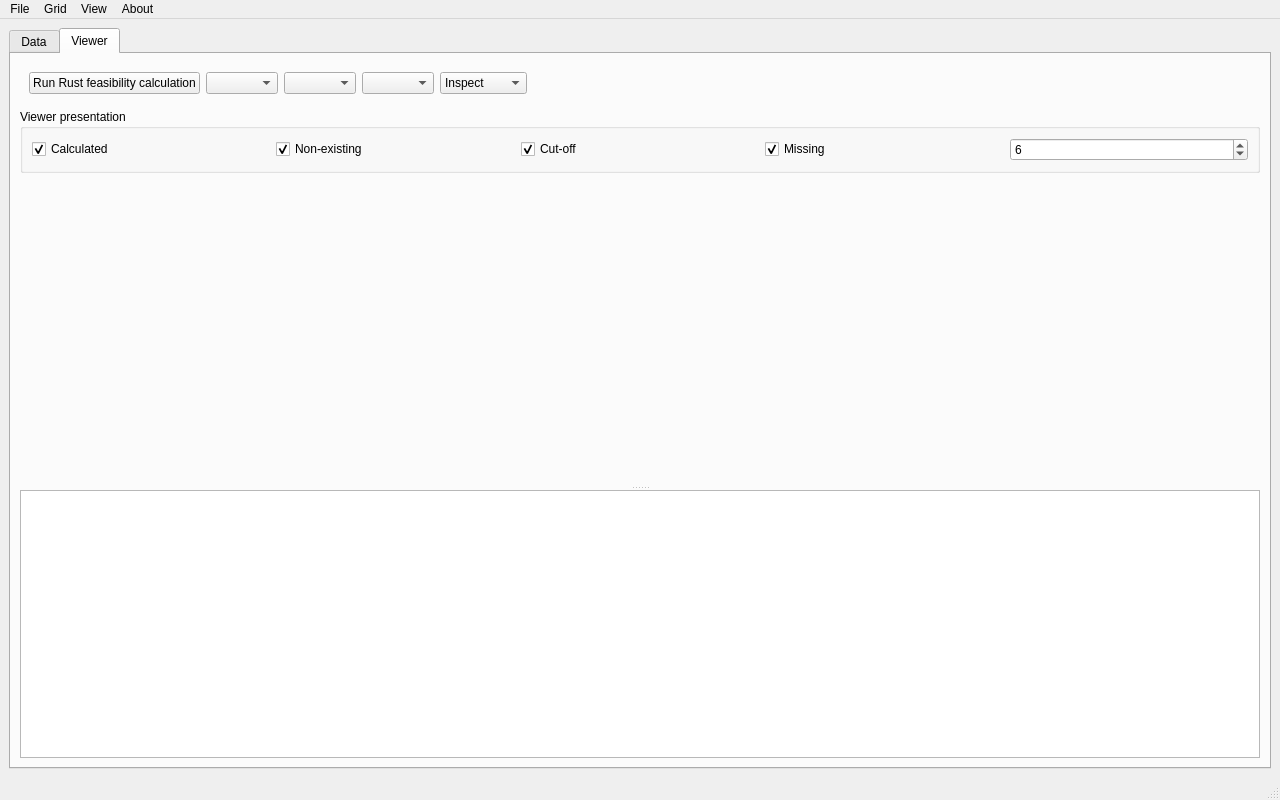
Old version of the form apps/ternary-contours-qt/ui/main_window.ui in the repository evnekdev/ternary-contours.
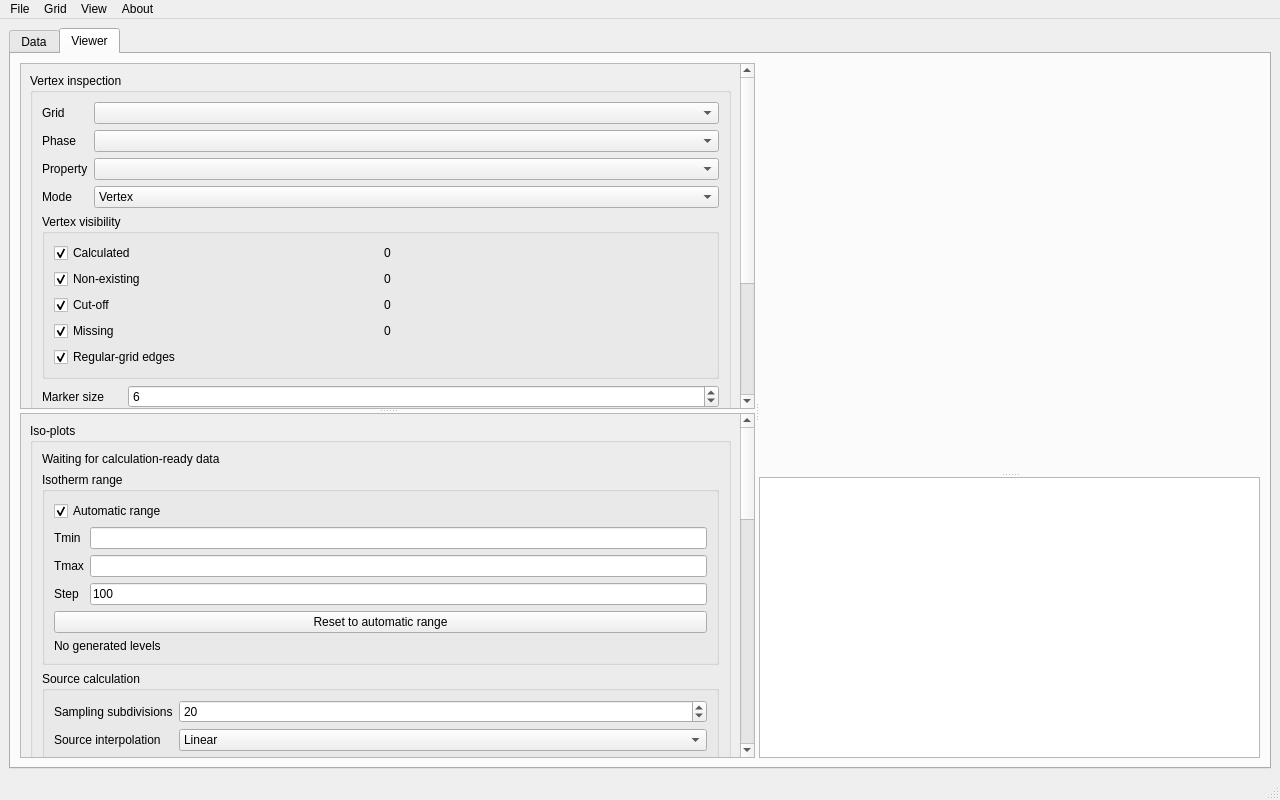
New version of the form. The open tabs and pages were chosen to show the change. Custom widgets are drawn as their Qt base class.

Commit message: Correct Qt Viewer layout, actions, and projection calculation

```diff
--- a/apps/ternary-contours-qt/ui/main_window.ui
+++ b/apps/ternary-contours-qt/ui/main_window.ui
@@ -80,37 +80,64 @@
        <attribute name="accessibleName"><string>Viewer tab</string></attribute>
        <layout class="QVBoxLayout" name="layoutViewer">
         <item>
-         <widget class="QWidget" name="viewerControls">
-          <layout class="QHBoxLayout" name="layoutViewerControls">
-           <item><widget class="QPushButton" name="buttonRunRustCalculation">
-            <property name="text"><string>Run Rust feasibility calculation</string></property>
-            <property name="accessibleName"><string>Run Rust feasibility calculation</string></property>
-            <property name="accessibleDescription"><string>Run the prototype calculation on a background Rust worker.</string></property>
-           </widget></item>
-           <item><widget class="QComboBox" name="comboViewerGrid"><property name="accessibleName"><string>Inspection grid</string></property></widget></item>
-           <item><widget class="QComboBox" name="comboViewerPhase"><property name="accessibleName"><string>Inspection phase</string></property></widget></item>
-           <item><widget class="QComboBox" name="comboViewerProperty"><property name="accessibleName"><string>Inspection property</string></property></widget></item>
-           <item><widget class="QComboBox" name="comboViewerMode"><property name="accessibleName"><string>Viewer interaction mode</string></property><item><property name="text"><string>Inspect</string></property></item><item><property name="text"><string>Edit</string></property></item><item><property name="text"><string>Interpolate</string></property></item></widget></item>           <item><spacer name="viewerControlsSpacer"><property name="orientation"><enum>Qt::Horizontal</enum></property><property name="sizeHint" stdset="0"><size><width>40</width><height>20</height></size></property></spacer></item>
-          </layout>
-         </widget>
-        </item>
-        <item><widget class="QGroupBox" name="groupViewerPresentation"><property name="title"><string>Viewer presentation</string></property><property name="accessibleName"><string>Viewer presentation controls</string></property><property name="accessibleDescription"><string>Configure source vertices and numerical projection settings.</string></property><layout class="QHBoxLayout" name="layoutViewerPresentation"><item><widget class="QCheckBox" name="checkViewerCalculated"><property name="text"><string>Calculated</string></property><property name="checked"><bool>true</bool></property><property name="accessibleName"><string>Show calculated vertices</string></property><property name="accessibleDescription"><string>Show finite source values.</string></property></widget></item><item><widget class="QCheckBox" name="checkViewerNonExisting"><property name="text"><string>Non-existing</string></property><property name="checked"><bool>true</bool></property><property name="accessibleName"><string>Show non-existing vertices</string></property><property name="accessibleDescription"><string>Show NE classified source values.</string></property></widget></item><item><widget class="QCheckBox" name="checkViewerCutOff"><property name="text"><string>Cut-off</string></property><property name="checked"><bool>true</bool></property><property name="accessibleName"><string>Show cut-off vertices</string></property><property name="accessibleDescription"><string>Show CO classified source values.</string></property></widget></item><item><widget class="QCheckBox" name="checkViewerMissing"><property name="text"><string>Missing</string></property><property name="checked"><bool>true</bool></property><property name="accessibleName"><string>Show missing vertices</string></property><property name="accessibleDescription"><string>Show NA classified source values.</string></property></widget></item><item><widget class="QSpinBox" name="spinViewerMarkerSize"><property name="minimum"><number>2</number></property><property name="maximum"><number>20</number></property><property name="value"><number>6</number></property><property name="accessibleName"><string>Vertex marker size</string></property><property name="accessibleDescription"><string>Set the visible source vertex marker size.</string></property></widget></item></layout></widget></item>        <item>
-         <widget class="QSplitter" name="splitterViewer">
-          <property name="orientation"><enum>Qt::Vertical</enum></property>
+         <widget class="QSplitter" name="splitterViewerOuter">
+          <property name="orientation"><enum>Qt::Horizontal</enum></property>
           <property name="childrenCollapsible"><bool>false</bool></property>
-          <property name="accessibleName"><string>Viewer pane splitter</string></property>
-          <property name="accessibleDescription"><string>Resize the ternary scene and interpolated results table.</string></property>
-          <widget class="TernaryCanvas" name="canvasTernary">
-           <property name="minimumSize"><size><width>280</width><height>220</height></size></property>
-           <property name="accessibleName"><string>Unified ternary viewer</string></property>
-           <property name="accessibleDescription"><string>Vector ternary plot, grid inspection, and interpolation query canvas.</string></property>
+          <property name="accessibleName"><string>Viewer outer splitter</string></property>
+          <property name="accessibleDescription"><string>Resize the narrow Viewer controls and wide ternary display panes.</string></property>
+          <widget class="QSplitter" name="splitterViewerControls">
+           <property name="minimumSize"><size><width>280</width><height>0</height></size></property>
+           <property name="orientation"><enum>Qt::Vertical</enum></property>
+           <property name="childrenCollapsible"><bool>false</bool></property>
+           <property name="accessibleName"><string>Viewer controls splitter</string></property>
+           <property name="accessibleDescription"><string>Resize the Vertex inspection and Iso-plots control groups.</string></property>
+           <widget class="QScrollArea" name="scrollVertexInspection">
+            <property name="widgetResizable"><bool>true</bool></property>
+            <property name="accessibleName"><string>Vertex inspection controls</string></property>
+            <property name="accessibleDescription"><string>Scrollable controls for selecting, inspecting, and editing source vertices.</string></property>
+            <widget class="QWidget" name="contentVertexInspection">
+             <layout class="QVBoxLayout" name="layoutVertexInspectionContent">
+              <item>
+               <widget class="QGroupBox" name="groupVertexInspection">
+                <property name="title"><string>Vertex inspection</string></property>
+                <property name="accessibleName"><string>Vertex inspection</string></property>
+                <property name="accessibleDescription"><string>Select a field, inspect source vertices, or register interpolation queries.</string></property>
+                <layout class="QVBoxLayout" name="layoutVertexInspection">
+                 <item><layout class="QFormLayout" name="formViewerField"><item row="0" column="0"><widget class="QLabel" name="labelViewerGrid"><property name="text"><string>Grid</string></property></widget></item><item row="0" column="1"><widget class="QComboBox" name="comboViewerGrid"><property name="accessibleName"><string>Inspection grid</string></property><property name="accessibleDescription"><string>Select the source grid for vertex inspection.</string></property></widget></item><item row="1" column="0"><widget class="QLabel" name="labelViewerPhase"><property name="text"><string>Phase</string></property></widget></item><item row="1" column="1"><widget class="QComboBox" name="comboViewerPhase"><property name="accessibleName"><string>Inspection phase</string></property><property name="accessibleDescription"><string>Select the phase by stable identifier.</string></property></widget></item><item row="2" column="0"><widget class="QLabel" name="labelViewerProperty"><property name="text"><string>Property</string></property></widget></item><item row="2" column="1"><widget class="QComboBox" name="comboViewerProperty"><property name="accessibleName"><string>Inspection property</string></property><property name="accessibleDescription"><string>Select the scalar property to inspect.</string></property></widget></item><item row="3" column="0"><widget class="QLabel" name="labelViewerMode"><property name="text"><string>Mode</string></property></widget></item><item row="3" column="1"><widget class="QComboBox" name="comboViewerMode"><property name="accessibleName"><string>Viewer interaction mode</string></property><property name="accessibleDescription"><string>Choose Vertex selection and editing or Interpolate query mode.</string></property><item><property name="text"><string>Vertex</string></property></item><item><property name="text"><string>Interpolate</string></property></item></widget></item></layout></item>
+                 <item><widget class="QGroupBox" name="groupViewerVertexVisibility"><property name="title"><string>Vertex visibility</string></property><layout class="QGridLayout" name="layoutViewerVertexVisibility"><item row="0" column="0"><widget class="QCheckBox" name="checkViewerCalculated"><property name="text"><string>Calculated</string></property><property name="checked"><bool>true</bool></property><property name="accessibleName"><string>Show calculated vertices</string></property><property name="accessibleDescription"><string>Show finite calculated source values.</string></property></widget></item><item row="0" column="1"><widget class="QLabel" name="labelViewerCalculatedCount"><property name="text"><string>0</string></property></widget></item><item row="1" column="0"><widget class="QCheckBox" name="checkViewerNonExisting"><property name="text"><string>Non-existing</string></property><property name="checked"><bool>true</bool></property><property name="accessibleName"><string>Show non-existing vertices</string></property><property name="accessibleDescription"><string>Show NE classified source values.</string></property></widget></item><item row="1" column="1"><widget class="QLabel" name="labelViewerNonExistingCount"><property name="text"><string>0</string></property></widget></item><item row="2" column="0"><widget class="QCheckBox" name="checkViewerCutOff"><property name="text"><string>Cut-off</string></property><property name="checked"><bool>true</bool></property><property name="accessibleName"><string>Show cut-off vertices</string></property><property name="accessibleDescription"><string>Show CO classified source values.</string></property></widget></item><item row="2" column="1"><widget class="QLabel" name="labelViewerCutOffCount"><property name="text"><string>0</string></property></widget></item><item row="3" column="0"><widget class="QCheckBox" name="checkViewerMissing"><property name="text"><string>Missing</string></property><property name="checked"><bool>true</bool></property><property name="accessibleName"><string>Show missing vertices</string></property><property name="accessibleDescription"><string>Show NA classified source values.</string></property></widget></item><item row="3" column="1"><widget class="QLabel" name="labelViewerMissingCount"><property name="text"><string>0</string></property></widget></item><item row="4" column="0" colspan="2"><widget class="QCheckBox" name="checkViewerRegularGridEdges"><property name="text"><string>Regular-grid edges</string></property><property name="checked"><bool>true</bool></property><property name="accessibleName"><string>Show regular-grid edges</string></property><property name="accessibleDescription"><string>Show sampling-grid geometry on the ternary canvas.</string></property></widget></item></layout></widget></item>
+                 <item><layout class="QFormLayout" name="formViewerLabels"><item row="0" column="0"><widget class="QLabel" name="labelViewerMarkerSize"><property name="text"><string>Marker size</string></property></widget></item><item row="0" column="1"><widget class="QSpinBox" name="spinViewerMarkerSize"><property name="minimum"><number>2</number></property><property name="maximum"><number>20</number></property><property name="value"><number>6</number></property><property name="accessibleName"><string>Vertex marker size</string></property><property name="accessibleDescription"><string>Set the source vertex marker size.</string></property></widget></item><item row="1" column="0"><widget class="QLabel" name="labelViewerLabelMode"><property name="text"><string>Labels</string></property></widget></item><item row="1" column="1"><widget class="QComboBox" name="comboViewerLabelMode"><property name="accessibleName"><string>Vertex label mode</string></property><property name="accessibleDescription"><string>Choose the information rendered beside source vertices.</string></property><item><property name="text"><string>None</string></property></item><item><property name="text"><string>Value</string></property></item><item><property name="text"><string>State</string></property></item><item><property name="text"><string>Row index</string></property></item><item><property name="text"><string>Value + state</string></property></item></widget></item><item row="2" column="0"><widget class="QLabel" name="labelViewerLabelDecimals"><property name="text"><string>Label decimals</string></property></widget></item><item row="2" column="1"><widget class="QSpinBox" name="spinViewerLabelDecimals"><property name="minimum"><number>0</number></property><property name="maximum"><number>12</number></property><property name="value"><number>3</number></property><property name="accessibleName"><string>Vertex label decimals</string></property><property name="accessibleDescription"><string>Set decimal places for displayed calculated labels.</string></property></widget></item><item row="3" column="0" colspan="2"><widget class="QCheckBox" name="checkViewerLabelsSelectedOnly"><property name="text"><string>Labels only for selected vertices</string></property><property name="accessibleName"><string>Limit labels to selected vertices</string></property><property name="accessibleDescription"><string>Render source labels only for selected vertices.</string></property></widget></item></layout></item>
+                 <item><widget class="QGroupBox" name="groupViewerSelectedVertex"><property name="title"><string>Selected vertex</string></property><layout class="QVBoxLayout" name="layoutViewerSelectedVertex"><item><widget class="QLabel" name="labelViewerSelectedVertex"><property name="text"><string>No vertex selected</string></property><property name="wordWrap"><bool>true</bool></property><property name="accessibleName"><string>Selected vertex details</string></property><property name="accessibleDescription"><string>Read-only composition, phase, property, state, value, and note for the selected source vertex.</string></property></widget></item></layout></widget></item>
+                </layout>
+               </widget>
+              </item><item><spacer name="vertexInspectionSpacer"><property name="orientation"><enum>Qt::Vertical</enum></property><property name="sizeHint" stdset="0"><size><width>20</width><height>20</height></size></property></spacer></item>
+             </layout>
+            </widget>
+           </widget>
+           <widget class="QScrollArea" name="scrollIsoPlots">
+            <property name="widgetResizable"><bool>true</bool></property>
+            <property name="accessibleName"><string>Iso-plots controls</string></property>
+            <property name="accessibleDescription"><string>Scrollable controls for automatic isotherms, source interpolation, paths, layers, and diagnostics.</string></property>
+            <widget class="QWidget" name="contentIsoPlots">
+             <layout class="QVBoxLayout" name="layoutIsoPlotsContent">
+              <item><widget class="QGroupBox" name="groupIsoPlots"><property name="title"><string>Iso-plots</string></property><property name="accessibleName"><string>Iso-plots</string></property><property name="accessibleDescription"><string>Configure automatic topology and isotherm calculation and the calculated plot layers.</string></property><layout class="QVBoxLayout" name="layoutIsoPlots">
+               <item><widget class="QLabel" name="labelViewerCalculationStatus"><property name="text"><string>Waiting for calculation-ready data</string></property><property name="wordWrap"><bool>true</bool></property><property name="accessibleName"><string>Viewer calculation status</string></property><property name="accessibleDescription"><string>Reports automatic topology and isotherm calculation status.</string></property></widget></item>
+               <item><widget class="QGroupBox" name="groupViewerIsoRange"><property name="title"><string>Isotherm range</string></property><layout class="QFormLayout" name="formViewerIsoRange"><item row="0" column="0" colspan="2"><widget class="QCheckBox" name="checkViewerAutomaticRange"><property name="text"><string>Automatic range</string></property><property name="checked"><bool>true</bool></property><property name="accessibleName"><string>Automatic isotherm range</string></property><property name="accessibleDescription"><string>Derive Tmin from invariants and Tmax from finite calculated source temperatures.</string></property></widget></item><item row="1" column="0"><widget class="QLabel" name="labelViewerTmin"><property name="text"><string>Tmin</string></property></widget></item><item row="1" column="1"><widget class="QLineEdit" name="editViewerTmin"><property name="accessibleName"><string>Isotherm minimum</string></property><property name="accessibleDescription"><string>Commit a finite manual minimum with Enter.</string></property></widget></item><item row="2" column="0"><widget class="QLabel" name="labelViewerTmax"><property name="text"><string>Tmax</string></property></widget></item><item row="2" column="1"><widget class="QLineEdit" name="editViewerTmax"><property name="accessibleName"><string>Isotherm maximum</string></property><property name="accessibleDescription"><string>Commit a finite manual maximum with Enter.</string></property></widget></item><item row="3" column="0"><widget class="QLabel" name="labelViewerStep"><property name="text"><string>Step</string></property></widget></item><item row="3" column="1"><widget class="QLineEdit" name="editViewerStep"><property name="text"><string>100</string></property><property name="accessibleName"><string>Isotherm step</string></property><property name="accessibleDescription"><string>Commit a positive finite isotherm step with Enter.</string></property></widget></item><item row="4" column="0" colspan="2"><widget class="QPushButton" name="buttonViewerResetAutomaticRange"><property name="text"><string>Reset to automatic range</string></property><property name="accessibleName"><string>Reset automatic isotherm range</string></property><property name="accessibleDescription"><string>Re-enable automatic range and recalculate topology and isotherms.</string></property></widget></item><item row="5" column="0" colspan="2"><widget class="QLabel" name="labelViewerLevelPreview"><property name="text"><string>No generated levels</string></property><property name="wordWrap"><bool>true</bool></property></widget></item></layout></widget></item>
+               <item><widget class="QGroupBox" name="groupViewerSourceCalculation"><property name="title"><string>Source calculation</string></property><layout class="QFormLayout" name="formViewerSourceCalculation"><item row="0" column="0"><widget class="QLabel" name="labelViewerSampling"><property name="text"><string>Sampling subdivisions</string></property></widget></item><item row="0" column="1"><widget class="QSpinBox" name="spinViewerSamplingSubdivisions"><property name="minimum"><number>1</number></property><property name="maximum"><number>200</number></property><property name="value"><number>20</number></property><property name="accessibleName"><string>Sampling subdivisions</string></property><property name="accessibleDescription"><string>Set sampling subdivisions for projection calculation.</string></property></widget></item><item row="1" column="0"><widget class="QLabel" name="labelViewerSourceInterpolation"><property name="text"><string>Source interpolation</string></property></widget></item><item row="1" column="1"><widget class="QComboBox" name="comboViewerSourceInterpolation"><property name="accessibleName"><string>Source interpolation</string></property><property name="accessibleDescription"><string>Choose linear or cubic alpha source interpolation.</string></property><item><property name="text"><string>Linear</string></property></item><item><property name="text"><string>Cubic alpha</string></property></item></widget></item><item row="2" column="0"><widget class="QLabel" name="labelViewerCubicMethod"><property name="text"><string>Cubic method</string></property></widget></item><item row="2" column="1"><widget class="QComboBox" name="comboViewerCubicMethod"><property name="accessibleName"><string>Cubic slope method</string></property><property name="accessibleDescription"><string>Choose the cubic alpha directional slope method.</string></property><item><property name="text"><string>Akima</string></property></item><item><property name="text"><string>Makima</string></property></item><item><property name="text"><string>PCHIP</string></property></item><item><property name="text"><string>Steffen</string></property></item></widget></item><item row="3" column="0"><widget class="QLabel" name="labelViewerPartialDomain"><property name="text"><string>Partial-domain policy</string></property></widget></item><item row="3" column="1"><widget class="QComboBox" name="comboViewerPartialDomain"><property name="accessibleName"><string>Partial-domain policy</string></property><property name="accessibleDescription"><string>Choose local fallback for classified source-domain boundaries.</string></property><item><property name="text"><string>Strict cubic</string></property></item><item><property name="text"><string>One-sided cubic</string></property></item><item><property name="text"><string>One-sided cubic, then linear</string></property></item><item><property name="text"><string>Linear near boundaries</string></property></item></widget></item><item row="4" column="0"><widget class="QLabel" name="labelViewerContinuation"><property name="text"><string>Continuation</string></property></widget></item><item row="4" column="1"><widget class="QComboBox" name="comboViewerContinuation"><property name="accessibleName"><string>Continuation policy</string></property><property name="accessibleDescription"><string>Choose raw barycentric, Muggianu, or Kohler continuation.</string></property><item><property name="text"><string>Raw barycentric</string></property></item><item><property name="text"><string>Muggianu</string></property></item><item><property name="text"><string>Kohler</string></property></item></widget></item></layout></widget></item>
+               <item><widget class="QGroupBox" name="groupViewerPaths"><property name="title"><string>Paths</string></property><layout class="QFormLayout" name="formViewerPaths"><item row="0" column="0" colspan="2"><widget class="QCheckBox" name="checkViewerRegularizePaths"><property name="text"><string>Regularize paths</string></property><property name="checked"><bool>true</bool></property><property name="accessibleName"><string>Regularize paths</string></property><property name="accessibleDescription"><string>Enable regularization of calculated paths.</string></property></widget></item><item row="1" column="0"><widget class="QLabel" name="labelViewerRegularizationSpacing"><property name="text"><string>Regularization spacing</string></property></widget></item><item row="1" column="1"><widget class="QLineEdit" name="editViewerRegularizationSpacing"><property name="text"><string>0.02</string></property><property name="accessibleName"><string>Regularization spacing</string></property><property name="accessibleDescription"><string>Commit a positive finite path regularization spacing with Enter.</string></property></widget></item><item row="2" column="0"><widget class="QLabel" name="labelViewerPathDisplay"><property name="text"><string>Display</string></property></widget></item><item row="2" column="1"><widget class="QComboBox" name="comboViewerPathDisplay"><property name="accessibleName"><string>Path display mode</string></property><property name="accessibleDescription"><string>Choose raw, regularized, or overlay path rendering.</string></property><item><property name="text"><string>Raw only</string></property></item><item><property name="text"><string>Regularized only</string></property></item><item><property name="text"><string>Overlay</string></property></item></widget></item></layout></widget></item>
+               <item><widget class="QGroupBox" name="groupViewerLayers"><property name="title"><string>Layers</string></property><layout class="QGridLayout" name="gridViewerLayers"><item row="0" column="0"><widget class="QCheckBox" name="checkViewerStableIsotherms"><property name="text"><string>Stable isotherms</string></property><property name="checked"><bool>true</bool></property><property name="accessibleName"><string>Show stable isotherms</string></property><property name="accessibleDescription"><string>Toggle calculated stable isotherm paths.</string></property></widget></item><item row="1" column="0"><widget class="QCheckBox" name="checkViewerStableUnivariants"><property name="text"><string>Stable univariants</string></property><property name="checked"><bool>true</bool></property><property name="accessibleName"><string>Show stable univariants</string></property><property name="accessibleDescription"><string>Toggle calculated stable univariant paths.</string></property></widget></item><item row="2" column="0"><widget class="QCheckBox" name="checkViewerBinaryInvariants"><property name="text"><string>Binary invariants</string></property><property name="checked"><bool>true</bool></property><property name="accessibleName"><string>Show binary invariants</string></property><property name="accessibleDescription"><string>Toggle binary invariant markers.</string></property></widget></item><item row="3" column="0"><widget class="QCheckBox" name="checkViewerInteriorInvariants"><property name="text"><string>Interior invariants</string></property><property name="checked"><bool>true</bool></property><property name="accessibleName"><string>Show interior invariants</string></property><property name="accessibleDescription"><string>Toggle interior invariant markers.</string></property></widget></item><item row="4" column="0"><widget class="QCheckBox" name="checkViewerSamplingGrid"><property name="text"><string>Sampling grid</string></property><property name="checked"><bool>true</bool></property><property name="accessibleName"><string>Show sampling grid</string></property><property name="accessibleDescription"><string>Toggle sampling-grid geometry.</string></property></widget></item><item row="5" column="0"><widget class="QCheckBox" name="checkViewerSourceVertices"><property name="text"><string>Source vertices</string></property><property name="checked"><bool>true</bool></property><property name="accessibleName"><string>Show source vertices</string></property><property name="accessibleDescription"><string>Toggle source vertex markers.</string></property></widget></item><item row="6" column="0"><widget class="QCheckBox" name="checkViewerQueryPoints"><property name="text"><string>Query points</string></property><property name="checked"><bool>true</bool></property><property name="accessibleName"><string>Show query points</string></property><property name="accessibleDescription"><string>Toggle interpolation query markers.</string></property></widget></item><item row="7" column="0"><widget class="QCheckBox" name="checkViewerAxisLabels"><property name="text"><string>Axis labels</string></property><property name="checked"><bool>true</bool></property><property name="accessibleName"><string>Show axis labels</string></property><property name="accessibleDescription"><string>Toggle axis labels.</string></property></widget></item><item row="8" column="0"><widget class="QCheckBox" name="checkViewerCornerNames"><property name="text"><string>Corner component names</string></property><property name="checked"><bool>true</bool></property><property name="accessibleName"><string>Show corner component names</string></property><property name="accessibleDescription"><string>Toggle semantic component names at triangle corners.</string></property></widget></item><item row="9" column="0"><widget class="QCheckBox" name="checkViewerLegend"><property name="text"><string>Legend</string></property><property name="accessibleName"><string>Show legend</string></property><property name="accessibleDescription"><string>Toggle the Viewer marker legend.</string></property></widget></item></layout></widget></item>
+               <item><widget class="QGroupBox" name="groupViewerDiagnostics"><property name="title"><string>Appearance and diagnostics</string></property><layout class="QFormLayout" name="formViewerDiagnostics"><item row="0" column="0"><widget class="QLabel" name="labelViewerLineWidth"><property name="text"><string>Line width</string></property></widget></item><item row="0" column="1"><widget class="QSpinBox" name="spinViewerLineWidth"><property name="minimum"><number>1</number></property><property name="maximum"><number>8</number></property><property name="value"><number>2</number></property><property name="accessibleName"><string>Plot line width</string></property><property name="accessibleDescription"><string>Set visible calculated path line width.</string></property></widget></item><item row="1" column="0"><widget class="QLabel" name="labelViewerPlotMarkerSize"><property name="text"><string>Plot marker size</string></property></widget></item><item row="1" column="1"><widget class="QSpinBox" name="spinViewerPlotMarkerSize"><property name="minimum"><number>2</number></property><property name="maximum"><number>20</number></property><property name="value"><number>6</number></property><property name="accessibleName"><string>Plot marker size</string></property><property name="accessibleDescription"><string>Set calculated invariant marker size.</string></property></widget></item><item row="2" column="0" colspan="2"><widget class="QCheckBox" name="checkViewerPathVertices"><property name="text"><string>Path vertices</string></property><property name="accessibleName"><string>Show path vertices</string></property><property name="accessibleDescription"><string>Toggle diagnostic path vertices.</string></property></widget></item><item row="3" column="0" colspan="2"><widget class="QCheckBox" name="checkViewerContourEndpoints"><property name="text"><string>Contour endpoints</string></property><property name="accessibleName"><string>Show contour endpoints</string></property><property name="accessibleDescription"><string>Toggle diagnostic contour endpoints.</string></property></widget></item><item row="4" column="0" colspan="2"><widget class="QCheckBox" name="checkViewerUnivariantEndpoints"><property name="text"><string>Univariant endpoints</string></property><property name="accessibleName"><string>Show univariant endpoints</string></property><property name="accessibleDescription"><string>Toggle diagnostic univariant endpoints.</string></property></widget></item><item row="5" column="0" colspan="2"><widget class="QCheckBox" name="checkViewerInvariantIds"><property name="text"><string>Invariant IDs</string></property><property name="accessibleName"><string>Show invariant identifiers</string></property><property name="accessibleDescription"><string>Toggle invariant identifier diagnostics.</string></property></widget></item><item row="6" column="0" colspan="2"><widget class="QCheckBox" name="checkViewerUnivariantIds"><property name="text"><string>Univariant IDs</string></property><property name="accessibleName"><string>Show univariant identifiers</string></property><property name="accessibleDescription"><string>Toggle univariant identifier diagnostics.</string></property></widget></item><item row="7" column="0" colspan="2"><widget class="QCheckBox" name="checkViewerPhasePairLabels"><property name="text"><string>Phase-pair labels</string></property><property name="accessibleName"><string>Show phase-pair labels</string></property><property name="accessibleDescription"><string>Toggle phase-pair label diagnostics.</string></property></widget></item><item row="8" column="0" colspan="2"><widget class="QCheckBox" name="checkViewerContainingTriangle"><property name="text"><string>Containing triangle</string></property><property name="accessibleName"><string>Show containing triangle</string></property><property name="accessibleDescription"><string>Toggle interpolation containing-triangle diagnostics.</string></property></widget></item></layout></widget></item>
+              </layout></widget></item><item><spacer name="isoPlotsSpacer"><property name="orientation"><enum>Qt::Vertical</enum></property><property name="sizeHint" stdset="0"><size><width>20</width><height>20</height></size></property></spacer></item>
+             </layout>
+            </widget>
+           </widget>
           </widget>
-          <widget class="QTableView" name="tableInterpolationResults">
-           <property name="minimumSize"><size><width>280</width><height>130</height></size></property>
-           <property name="horizontalScrollBarPolicy"><enum>Qt::ScrollBarAsNeeded</enum></property>
-           <property name="verticalScrollBarPolicy"><enum>Qt::ScrollBarAsNeeded</enum></property>
-           <property name="accessibleName"><string>Interpolated results table</string></property>
-           <property name="accessibleDescription"><string>Persistent interpolation queries and typed results.</string></property>
+          <widget class="QSplitter" name="splitterViewerRight">
+           <property name="orientation"><enum>Qt::Vertical</enum></property>
+           <property name="childrenCollapsible"><bool>false</bool></property>
+           <property name="accessibleName"><string>Viewer display splitter</string></property>
+           <property name="accessibleDescription"><string>Resize the ternary canvas and interpolation results table.</string></property>
+           <widget class="TernaryCanvas" name="canvasTernary"><property name="minimumSize"><size><width>420</width><height>280</height></size></property><property name="accessibleName"><string>Unified ternary viewer</string></property><property name="accessibleDescription"><string>Calculated iso-plots, source vertices, and interpolation query canvas.</string></property></widget>
+           <widget class="QTableView" name="tableInterpolationResults"><property name="minimumSize"><size><width>420</width><height>150</height></size></property><property name="horizontalScrollBarPolicy"><enum>Qt::ScrollBarAsNeeded</enum></property><property name="verticalScrollBarPolicy"><enum>Qt::ScrollBarAsNeeded</enum></property><property name="accessibleName"><string>Interpolation results table</string></property><property name="accessibleDescription"><string>Persistent interpolation queries and typed results.</string></property></widget>
           </widget>
          </widget>
         </item>
```
Left out of the diff: 13 changed lines with no effect on the pictures. The commit also changes 10 other files.
